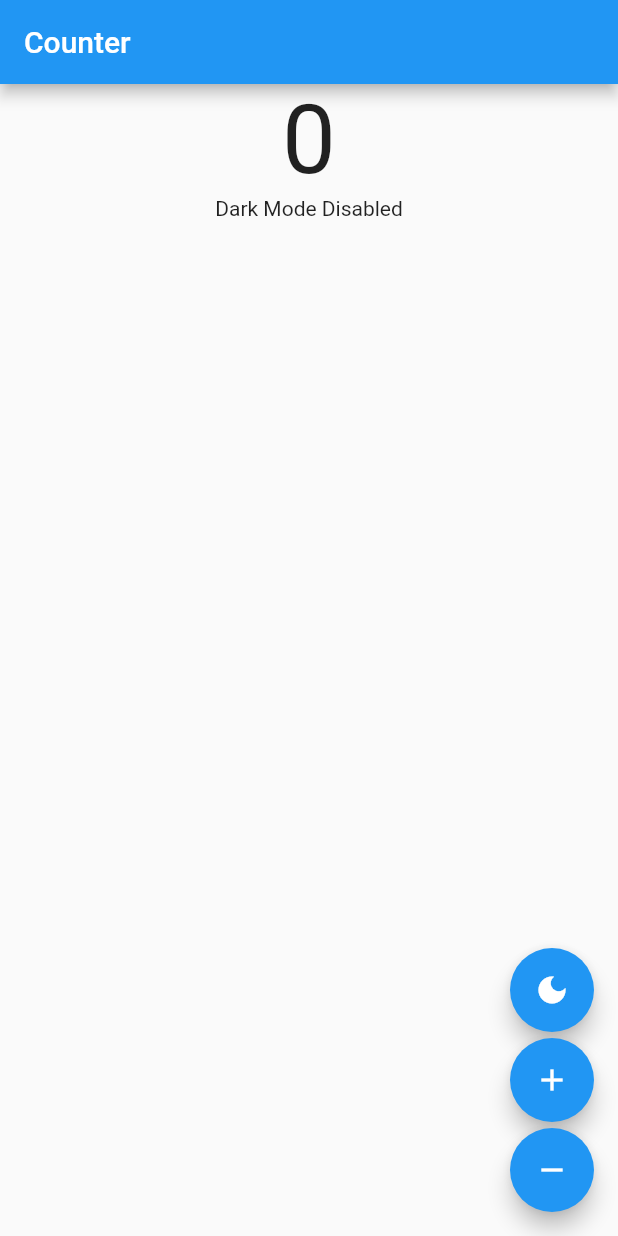
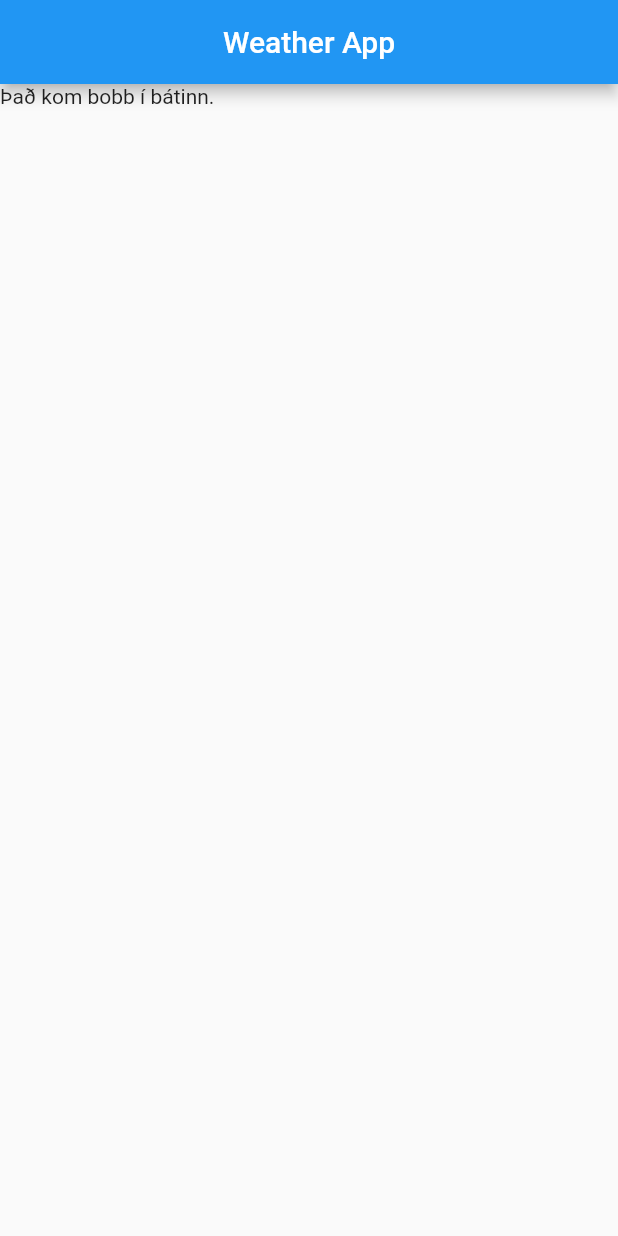
Before and after one commit to hrolfurgylfa/FlutterPractice, a Flutter app: the screen it shows after launch, on a phone screen of 412 x 824 dp. Run offline on Flutter 3.47's test engine with Material 2 defaults, Android fonts, the phone set to English and light mode, and no system bars; our stand-ins replace bloc, flutter_bloc, flutter_riverpod.

Commit message:
Followed proper bloc example

```diff
--- a/temp4/lib/main.dart
+++ b/temp4/lib/main.dart
@@ -1,25 +1,19 @@
-import "package:flutter/material.dart";
-import "package:flutter_bloc/flutter_bloc.dart";
-import 'package:temp4/counter_page.dart';
-import 'counter_cubit.dart';
+import 'package:flutter/material.dart';
+import 'package:flutter_bloc/flutter_bloc.dart';
+import 'package:temp4/weather_bloc.dart';
+import 'weather_app.dart';
 
-void main() => runApp(CounterApp());
+void main() {
+  runApp(MyApp());
+}
 
-class CounterApp extends StatelessWidget {
+class MyApp extends StatelessWidget {
   @override
   Widget build(BuildContext context) {
     return BlocProvider(
-      create: (_) => DarkModeCubit(),
-      child: BlocBuilder<DarkModeCubit, bool>(
-        builder: (context, isDarkMode) => MaterialApp(
-          theme: isDarkMode ? ThemeData.dark() : ThemeData.light(),
-          home: MultiBlocProvider(
-            providers: [
-              BlocProvider(create: (_) => CounterCubit()),
-            ],
-            child: CounterPage(),
-          ),
-        ),
+      create: (context) => WeatherBloc(),
+      child: MaterialApp(
+        home: WeatherApp(),
       ),
     );
   }
--- /dev/null
+++ b/temp4/lib/weather.dart
@@ -0,0 +1,40 @@
+import 'package:json_annotation/json_annotation.dart';
+part 'weather.g.dart';
+
+@JsonSerializable()
+class Weather {
+  Map<String, dynamic> coord;
+  List<Map<String, dynamic>> weather;
+  String base;
+  Map<String, dynamic> main;
+  int visibility;
+  Map<String, dynamic> wind;
+  Map<String, dynamic> clouds;
+  int dt;
+  Map<String, dynamic> sys;
+  int timezone;
+  int id;
+  String name;
+  int cod;
+
+  Weather({
+    required this.coord,
+    required this.weather,
+    required this.base,
+    required this.main,
+    required this.visibility,
+    required this.wind,
+    required this.clouds,
+    required this.dt,
+    required this.sys,
+    required this.timezone,
+    required this.id,
+    required this.name,
+    required this.cod,
+  });
+
+  factory Weather.fromJson(Map<String, dynamic> json) =>
+      _$WeatherFromJson(json);
+
+  Map<String, dynamic> toJson() => _$WeatherToJson(this);
+}
--- /dev/null
+++ b/temp4/lib/weather_app.dart
@@ -0,0 +1,92 @@
+import 'package:flutter/material.dart';
+import 'package:flutter_bloc/flutter_bloc.dart';
+import 'package:temp4/weather_bloc.dart';
+
+class WeatherApp extends StatelessWidget {
+  final _cityController = TextEditingController();
+  @override
+  Widget build(BuildContext context) {
+    return Scaffold(
+      resizeToAvoidBottomInset: false,
+      appBar: AppBar(
+        title: const Text("Weather App"),
+        centerTitle: true,
+      ),
+      body: BlocConsumer<WeatherBloc, WeatherState>(
+        listener: (context, state) {
+          if (state is WeatherLoadInprogress) {
+            ScaffoldMessenger.of(context).showSnackBar(
+              const SnackBar(
+                content: Text("Loading"),
+              ),
+            );
+          }
+        },
+        builder: (context, state) {
+          if (state is WeatherLoadInprogress) {
+            return const Center(
+              child: CircularProgressIndicator(),
+            );
+          } else if (state is WeatherLoadFailure) {
+            return const Center(
+              child: Text("Something went wrong"),
+            );
+          } else if (state is WeatherLoadSuccess) {
+            return Padding(
+              padding: const EdgeInsets.symmetric(horizontal: 12.0),
+              child: Column(
+                mainAxisAlignment: MainAxisAlignment.spaceAround,
+                children: [
+                  TextFormField(
+                    controller: _cityController,
+                    decoration: const InputDecoration(
+                      hintText: "Enter city name",
+                      border: OutlineInputBorder(),
+                    ),
+                  ),
+                  Column(
+                    children: [
+                      const Icon(
+                        Icons.sunny,
+                        size: 64,
+                      ),
+                      const SizedBox(
+                        height: 20,
+                      ),
+                      Text(
+                        state.weather.name,
+                        style: Theme.of(context).textTheme.headline3,
+                      ),
+                      const SizedBox(
+                        height: 5,
+                      ),
+                      Text(
+                        state.weather.main["temp"].toString(),
+                        style: Theme.of(context).textTheme.headline4!.copyWith(
+                            fontWeight: FontWeight.bold, color: Colors.black),
+                      ),
+                    ],
+                  ),
+                  ElevatedButton(
+                    onPressed: () {
+                      if (_cityController.text.isNotEmpty) {
+                        context.read<WeatherBloc>().add(
+                              WeatherRequest(
+                                cityName: _cityController.text,
+                              ),
+                            );
+                      }
+                    },
+                    child: const Text("Get Weather"),
+                  )
+                ],
+              ),
+            );
+          } else {
+            return const Text("Það kom bobb í bátinn.");
+          }
+        },
+      ),
+    );
+  }
+}
--- /dev/null
+++ b/temp4/lib/weather_bloc.dart
@@ -0,0 +1,51 @@
+import 'dart:async';
+import 'package:bloc/bloc.dart';
+import 'package:meta/meta.dart';
+import 'package:temp4/weather.dart';
+import 'package:temp4/weather_repository.dart';
+
+@immutable
+abstract class WeatherEvent {}
+
+class WeatherRequest extends WeatherEvent {
+  final String cityName;
+
+  WeatherRequest({required this.cityName});
+}
+
+@immutable
+abstract class WeatherState {}
+
+class WeatherInitial extends WeatherState {}
+
+class WeatherLoadInprogress extends WeatherState {}
+
+class WeatherLoadSuccess extends WeatherState {
+  final Weather weather;
+  WeatherLoadSuccess({required this.weather});
+}
+
+class WeatherLoadFailure extends WeatherState {
+  final String error;
+  WeatherLoadFailure({required this.error});
+}
+
+class WeatherBloc extends Bloc<WeatherEvent, WeatherState> {
+  final _weatherRepository = WeatherRepository();
+  WeatherBloc() : super(WeatherInitial());
+
+  @override
+  Stream<WeatherState> mapEventToState(WeatherEvent event) async* {
+    if (event is WeatherRequest) {
+      yield WeatherLoadInprogress();
+
+      try {
+        final weatherResponse =
+            await _weatherRepository.getWeather(event.cityName);
+        yield WeatherLoadSuccess(weather: weatherResponse);
+      } catch (e) {
+        yield WeatherLoadFailure(error: e.toString());
+      }
+    }
+  }
+}
--- /dev/null
+++ b/temp4/lib/weather_data_provider.dart
@@ -0,0 +1,8 @@
+import 'package:http/http.dart';
+
+class WeatherDataProvider {
+  Future<Response> getRawWeatherData(String city) async {
+    Response rawWeatherData = await get(Uri.parse("Url"));
+    return rawWeatherData;
+  }
+}
--- /dev/null
+++ b/temp4/lib/weather_repository.dart
@@ -0,0 +1,16 @@
+import 'dart:convert';
+
+import 'package:http/http.dart';
+import 'package:temp4/weather.dart';
+import 'package:temp4/weather_data_provider.dart';
+
+class WeatherRepository {
+  late final WeatherDataProvider weatherDataProvider;
+  Future<Weather> getWeather(String location) async {
+    final Response rawWeather =
+        await weatherDataProvider.getRawWeatherData(location);
+    final json = jsonDecode(rawWeather.body);
+    final Weather weather = Weather.fromJson(json);
+    return weather;
+  }
+}
--- a/temp4/pubspec.yaml
+++ b/temp4/pubspec.yaml
@@ -38,6 +38,8 @@ dependencies:
   cupertino_icons: ^1.0.2
 
   flutter_bloc: ^8.1.1
+  http: ^0.13.3
+  json_annotation: ^4.8.0
 
 dev_dependencies:
   flutter_test:
@@ -49,6 +51,9 @@ dev_dependencies:
   # package. See that file for information about deactivating specific lint
   # rules and activating additional ones.
   flutter_lints: ^2.0.0
+
+  build_runner: ^2.3.3
+  json_serializable: ^6.6.0
 
 # For information on the generic Dart part of this file, see the
 # following page: https://dart.dev/tools/pub/pubspec
```
Also changed, not shown: temp4/lib/weather.g.dart (added), temp4/pubspec.lock.
